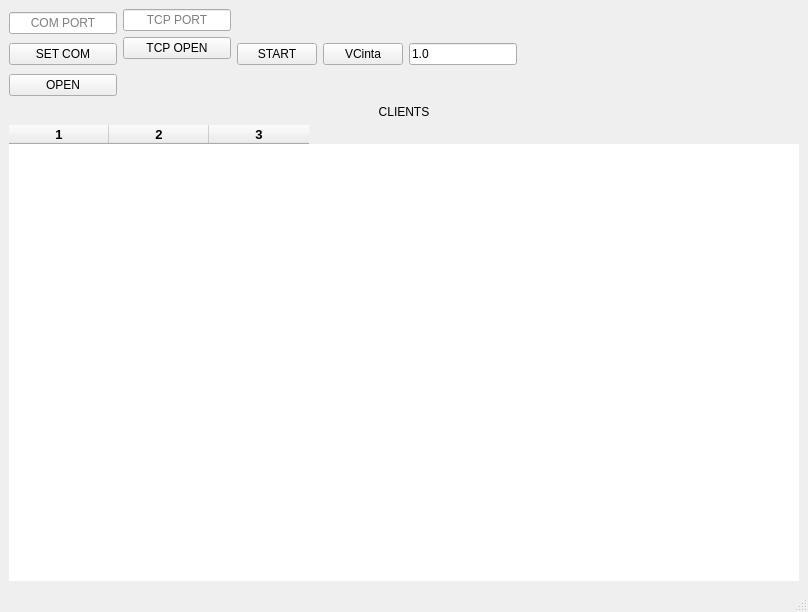
hachger/SIMUCINTA, file qform1.ui: the form before one commit.
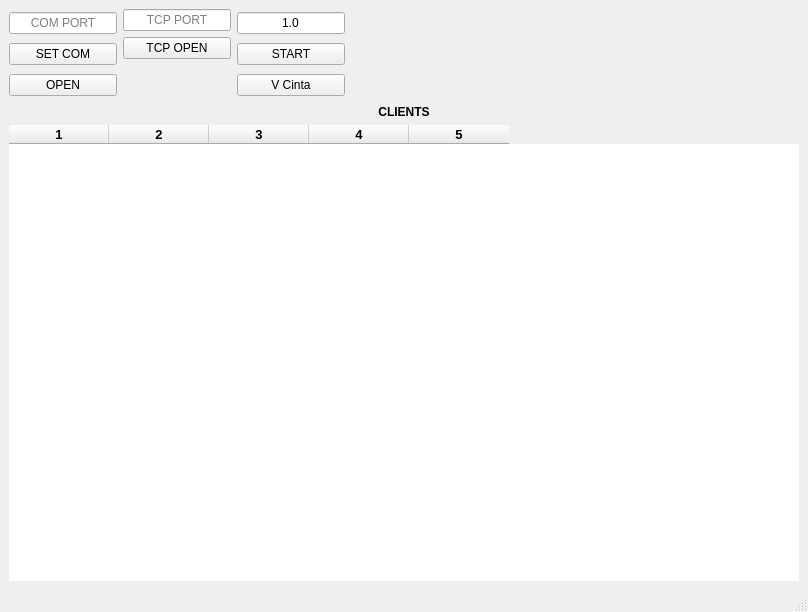
The form after the commit.

Commit message: Falta verificar START/STOP

```diff
--- a/qform1.ui
+++ b/qform1.ui
@@ -18,7 +18,7 @@
     <item row="0" column="0">
      <layout class="QVBoxLayout" name="verticalLayout_4" stretch="0,1">
       <item>
-       <layout class="QHBoxLayout" name="horizontalLayout" stretch="0,0,0,0,0,1">
+       <layout class="QHBoxLayout" name="horizontalLayout" stretch="0,0,0,1">
         <item>
          <layout class="QVBoxLayout" name="verticalLayout_2">
           <item>
@@ -91,6 +91,18 @@
          </layout>
         </item>
         <item>
+         <layout class="QVBoxLayout" name="verticalLayout_5">
+          <item>
+           <widget class="QLineEdit" name="lineEdit_3">
+            <property name="text">
+             <string>1.0</string>
+            </property>
+            <property name="alignment">
+             <set>Qt::AlignCenter</set>
+            </property>
+           </widget>
+          </item>
+          <item>
          <widget class="QPushButton" name="pushButton_4">
           <property name="text">
            <string>START</string>
@@ -100,16 +112,11 @@
         <item>
          <widget class="QPushButton" name="pushButton_5">
           <property name="text">
-           <string>VCinta</string>
+             <string>V Cinta</string>
           </property>
          </widget>
         </item>
-        <item>
-         <widget class="QLineEdit" name="lineEdit_3">
-          <property name="text">
-           <string>1.0</string>
-          </property>
-         </widget>
+         </layout>
         </item>
         <item>
          <spacer name="horizontalSpacer">
@@ -130,6 +137,11 @@
        <layout class="QVBoxLayout" name="verticalLayout">
         <item>
          <widget class="QLabel" name="label">
+          <property name="font">
+           <font>
+            <bold>true</bold>
+           </font>
+          </property>
           <property name="text">
            <string>CLIENTS</string>
           </property>
@@ -153,11 +165,13 @@
            <number>0</number>
           </property>
           <property name="columnCount">
-           <number>3</number>
+           <number>5</number>
           </property>
           <column/>
           <column/>
           <column/>
+          <column/>
+          <column/>
          </widget>
         </item>
        </layout>
```
Lines whose indentation alone changed are shown as unchanged. The commit also changes 2 other files.
